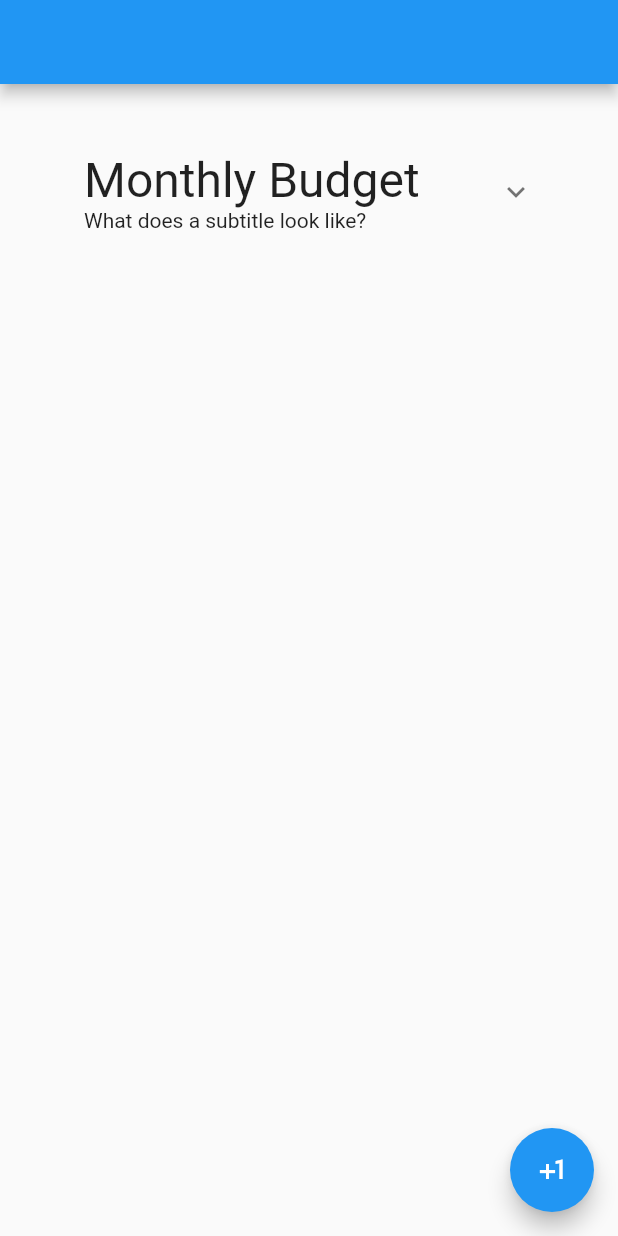
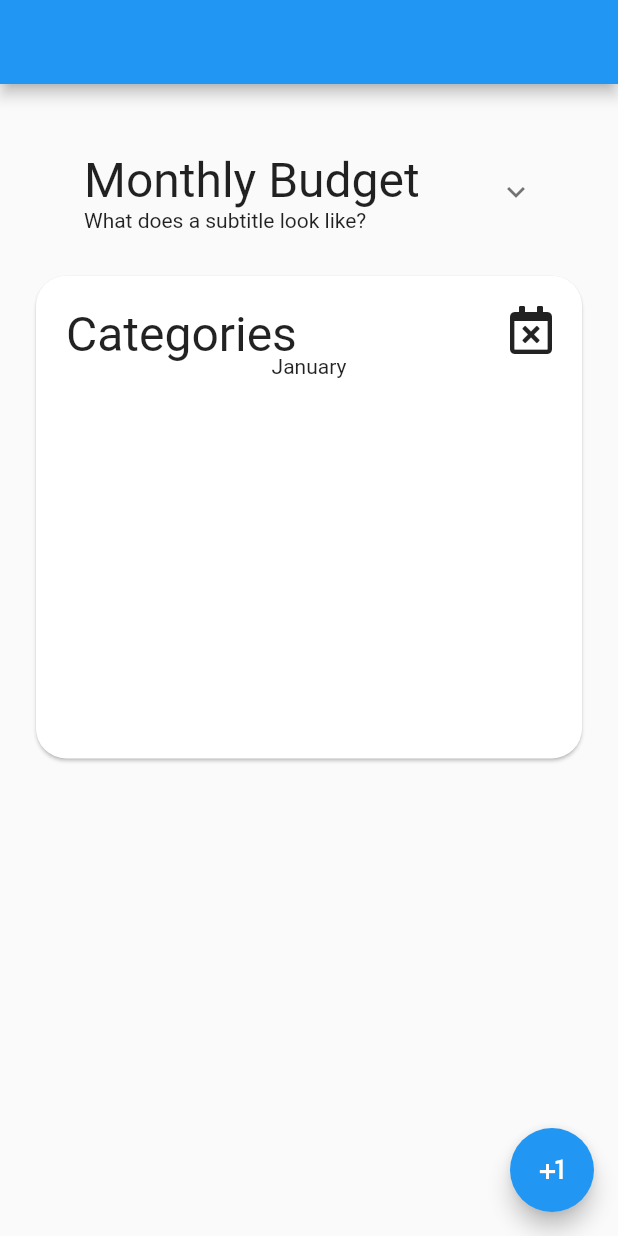
Before and after one commit to boilermake-2021/boilermake, a Flutter app: the screen it shows after launch, on a phone screen of 412 x 824 dp. Run offline on Flutter 3.47's test engine with Material 2 defaults, Android fonts, the phone set to English and light mode, and no system bars; our stand-ins replace flutter_animation_progress_bar, font_awesome_flutter, sleek_circular_slider; missing offline and left inert: money2; network calls fail.

Commit message:
Start working on a good UI

```diff
--- a/lib/main.dart
+++ b/lib/main.dart
@@ -1,5 +1,7 @@
 import 'dart:convert';
-
+import 'package:boilermake/models/api/api_models.dart';
+import 'package:boilermake/models/budget_model.dart';
+import 'package:provider/provider.dart';
 import 'package:boilermake/screens/start/start_screen.dart';
 import 'package:boilermake/services/budget_service.dart';
 import 'package:flutter/material.dart';
@@ -9,7 +11,6 @@ void main() {
 }
 
 class MyApp extends StatelessWidget {
-
   @override
   Widget build(BuildContext context) {
     BudgetService bs = new BudgetService();
@@ -22,7 +23,6 @@ class MyApp extends StatelessWidget {
     //     else print("No " + type + " to delete");
     //   });
 
-
     bs.getCustomerId().then((String id) {
       print(id);
     });
@@ -33,7 +33,16 @@ class MyApp extends StatelessWidget {
         primarySwatch: Colors.blue,
         visualDensity: VisualDensity.adaptivePlatformDensity,
       ),
-      home: Start(),
+      home: MultiProvider(
+        providers: [
+          Provider<BudgetModel>(create: (_) => BudgetModel()),
+          Provider<CustomerModel>(create: (_) => CustomerModel()),
+          Provider<AccountModel>(create: (_) => AccountModel()),
+          Provider<PurchaseModel>(create: (_) => PurchaseModel()),
+          Provider<MerchantModel>(create: (_) => MerchantModel()),
+        ],
+        child: Start(),
+      ),
     );
   }
 }
--- /dev/null
+++ b/lib/models/api/api_models.dart
@@ -0,0 +1,27 @@
+import 'package:flutter/material.dart';
+import 'package:money2/money2.dart';
+
+class CustomerModel {
+  List<AccountModel> accountIds;
+  String id;
+}
+
+class AccountModel {
+  String id;
+  List<PurchaseModel> purchases;
+}
+
+class PurchaseModel {
+  String id;
+  String merchantId;
+  DateTime purchaseDate;
+  String payerId;
+  Money amount;
+  String description;
+}
+
+class MerchantModel {
+  String id;
+  String name;
+  List<String> categories;
+}
--- a/lib/screens/start/start_screen.dart
+++ b/lib/screens/start/start_screen.dart
@@ -1,12 +1,13 @@
 import 'dart:convert';
 import 'dart:math';
-
 import 'package:boilermake/models/budget_category_model.dart';
-import 'package:boilermake/service/budget_service.dart';
+import 'package:boilermake/models/budget_model.dart';
+import 'package:boilermake/widgets/budget_circle_chart.dart';
 import 'package:boilermake/widgets/budget_display.dart';
 import 'package:flutter_animation_progress_bar/flutter_animation_progress_bar.dart';
 import 'package:flutter/material.dart';
 import 'package:money2/money2.dart';
+import 'package:provider/provider.dart';
 import 'package:sleek_circular_slider/sleek_circular_slider.dart';
 import 'package:http/http.dart' as http;
 import 'package:http/http.dart';
@@ -182,8 +183,7 @@ class _StartState extends State<Start> {
       onChanged: (value) => setSliderValue(value / 100),
     );
 
-    BudgetService service = new BudgetService();
-    service.categoryBudgets = {
+    Provider.of<BudgetModel>(context).categoryBudgets = {
       "Food": new BudgetCategoryModel(
         amountSpent: Money.parse("\$328.00", CommonCurrencies().usd),
         limit: Money.parse("\$600.00", CommonCurrencies().usd),
@@ -214,19 +214,18 @@ class _StartState extends State<Start> {
           style: TextStyle(fontSize: 32),
         ),
         children: [
-          BudgetDisplay(
-            model: service,
-          ),
+          BudgetDisplay(),
         ],
         subtitle: Text("What does a subtitle look like?"),
       ),
     );
 
-    final stack = Stack(
-      alignment: Alignment.center,
-      fit: StackFit.expand,
+    final stack = Column(
+      //alignment: Alignment.center,
+      //fit: StackFit.expand,
       children: [
         expansionTile,
+        BudgetCirclePanel(),
       ],
     );
 
--- a/lib/services/budget_service.dart
+++ b/lib/services/budget_service.dart
@@ -14,8 +14,8 @@ class BudgetService {
   }
 
   Future<String> getCustomerId() async {
-    var response = await http.get(endpoint_url + "/customers?key="
-        + Constants.nessie_api_key);
+    var response = await http
+        .get(endpoint_url + "/customers?key=" + Constants.nessie_api_key);
     List body = jsonDecode(response.body);
     return body.first["_id"];
   }
@@ -27,5 +27,4 @@ class BudgetService {
   //   return response.statusCode != 404;
   // }
 
-
 }
--- /dev/null
+++ b/lib/widgets/budget_circle_chart.dart
@@ -0,0 +1,62 @@
+import 'package:flutter/material.dart';
+import 'package:font_awesome_flutter/font_awesome_flutter.dart';
+import 'package:intl/intl.dart';
+
+class BudgetCirclePanel extends StatefulWidget {
+  BudgetCirclePanel({Key key}) : super(key: key);
+
+  @override
+  _BudgetCirclePanelState createState() => _BudgetCirclePanelState();
+}
+
+class _BudgetCirclePanelState extends State<BudgetCirclePanel> {
+  @override
+  Widget build(BuildContext context) {
+    final size = MediaQuery.of(context).size;
+    final padding = EdgeInsets.all(20);
+    final header = Positioned(
+      left: 0,
+      child: Text(
+        "Categories",
+        style: TextStyle(
+          fontSize: 32,
+        ),
+      ),
+    );
+    final calendarIcon = Positioned(
+      right: 0,
+      child: FaIcon(
+        FontAwesomeIcons.calendarTimes,
+        size: 32,
+      ),
+    );
+
+    final DateTime now = DateTime.now();
+    final DateFormat formatter = DateFormat('MMMM');
+    final String formatted = formatter.format(now);
+    print(formatted); // something like 2013-04-20
+    final monthLabel = Positioned(
+      top: 32,
+      child: Text(formatted),
+    );
+
+    return Container(
+      height: size.height * .4,
+      width: size.width,
+      child: Card(
+        shape: RoundedRectangleBorder(borderRadius: BorderRadius.circular(20)),
+        child: Padding(
+          padding: padding,
+          child: Stack(
+            alignment: Alignment.topCenter,
+            children: [
+              header,
+              calendarIcon,
+              monthLabel,
+            ],
+          ),
+        ),
+      ),
+    );
+  }
+}
--- a/pubspec.yaml
+++ b/pubspec.yaml
@@ -27,7 +27,8 @@ dependencies:
   sleek_circular_slider: ^1.2.0+web
   money2: ^1.4.3
   provider: ^4.3.3
-
+  font_awesome_flutter: ^8.11.0
+  intl: ^0.16.1
 
   # The following adds the Cupertino Icons font to your application.
   # Use with the CupertinoIcons class for iOS style icons.
```
Also changed, not shown: lib/service/budget_service.dart (deleted, +0 -41 lines), lib/widgets/budget_display.dart (+7 -8 lines), pubspec.lock.
